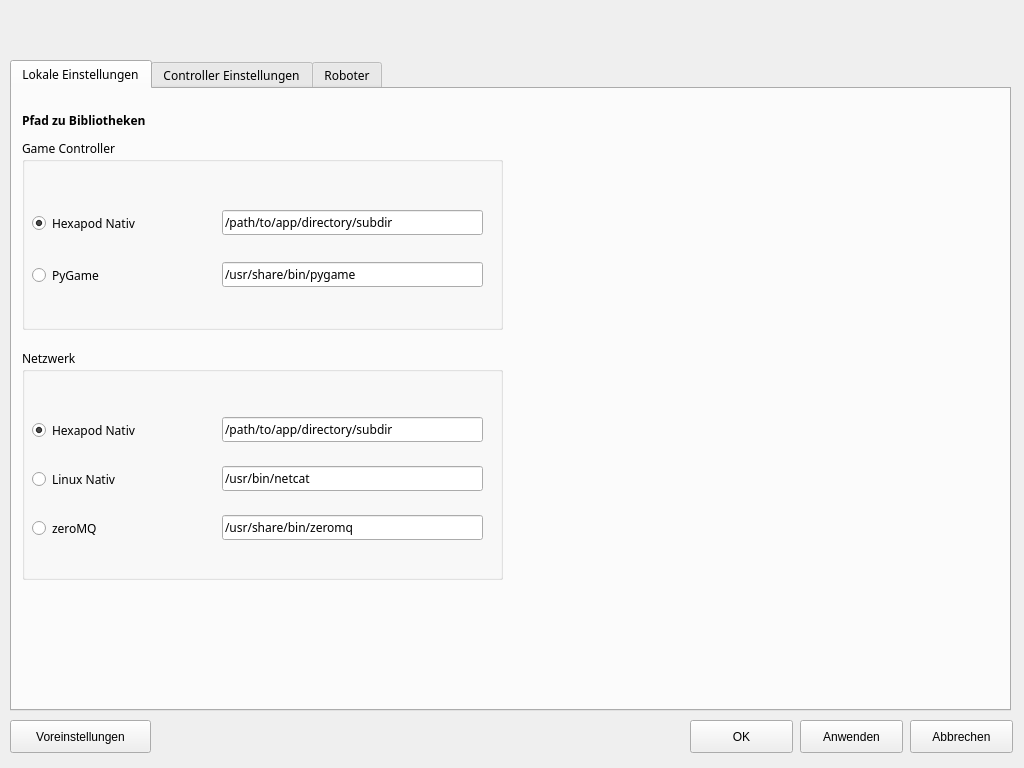
amittel/Hexapot_Pini, file Gui/Hexapod/settingsdialog.ui: the form before one commit.
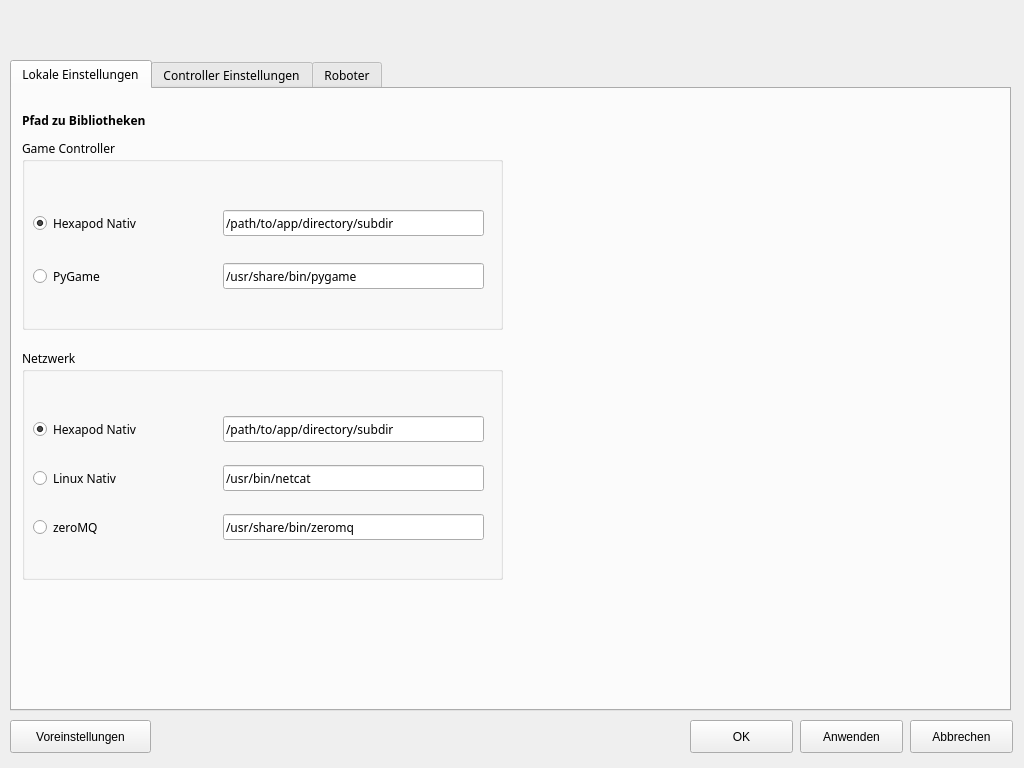
The form after the commit. Icons and pictures are not drawn.

Commit message: Fixed segfault error (signal-slot connection to non existing objects) and ui cleanup in settingsdialog.ui

```diff
--- a/Gui/Hexapod/settingsdialog.ui
+++ b/Gui/Hexapod/settingsdialog.ui
@@ -65,74 +65,86 @@
      <property name="checkable">
       <bool>false</bool>
      </property>
-     <widget class="QWidget" name="layoutWidget">
+     <widget class="QRadioButton" name="radioButton_3">
       <property name="geometry">
        <rect>
-        <x>200</x>
-        <y>50</y>
+        <x>11</x>
+        <y>165</y>
+        <width>89</width>
+        <height>26</height>
+       </rect>
+      </property>
+      <property name="text">
+       <string>zeroMQ</string>
+      </property>
+     </widget>
+     <widget class="QRadioButton" name="radioButton_2">
+      <property name="geometry">
+       <rect>
+        <x>11</x>
+        <y>116</y>
+        <width>117</width>
+        <height>26</height>
+       </rect>
+      </property>
+      <property name="text">
+       <string>Linux Nativ</string>
+      </property>
+     </widget>
+     <widget class="QRadioButton" name="radioButton_1">
+      <property name="geometry">
+       <rect>
+        <x>11</x>
+        <y>67</y>
+        <width>143</width>
+        <height>26</height>
+       </rect>
+      </property>
+      <property name="text">
+       <string>Hexapod Nativ</string>
+      </property>
+      <property name="checked">
+       <bool>true</bool>
+      </property>
+     </widget>
+     <widget class="QLineEdit" name="lineEdit_3">
+      <property name="geometry">
+       <rect>
+        <x>201</x>
+        <y>165</y>
         <width>261</width>
-        <height>161</height>
+        <height>26</height>
        </rect>
       </property>
-      <layout class="QVBoxLayout" name="lineEditGroup">
-       <item>
-        <widget class="QLineEdit" name="lineEdit_4">
-         <property name="text">
-          <string>/path/to/app/directory/subdir</string>
-         </property>
-        </widget>
-       </item>
-       <item>
-        <widget class="QLineEdit" name="lineEdit_2">
-         <property name="text">
-          <string>/usr/bin/netcat</string>
-         </property>
-        </widget>
-       </item>
-       <item>
-        <widget class="QLineEdit" name="lineEdit_3">
-         <property name="text">
-          <string>/usr/share/bin/zeromq</string>
-         </property>
-        </widget>
-       </item>
-      </layout>
+      <property name="text">
+       <string>/usr/share/bin/zeromq</string>
+      </property>
      </widget>
-     <widget class="QWidget" name="layoutWidget">
+     <widget class="QLineEdit" name="lineEdit_2">
       <property name="geometry">
        <rect>
-        <x>10</x>
-        <y>50</y>
-        <width>171</width>
-        <height>161</height>
+        <x>201</x>
+        <y>116</y>
+        <width>261</width>
+        <height>26</height>
        </rect>
       </property>
-      <layout class="QVBoxLayout" name="netRadioButtons">
-       <item>
-        <widget class="QRadioButton" name="radioButton_1">
-         <property name="text">
-          <string>Hexapod Nativ</string>
-         </property>
-         <property name="checked">
-          <bool>true</bool>
-         </property>
-        </widget>
-       </item>
-       <item>
-        <widget class="QRadioButton" name="radioButton_2">
-         <property name="text">
-          <string>Linux Nativ</string>
-         </property>
-        </widget>
-       </item>
-       <item>
-        <widget class="QRadioButton" name="radioButton_3">
-         <property name="text">
-          <string>zeroMQ</string>
-         </property>
-        </widget>
-       </item>
-      </layout>
+      <property name="text">
+       <string>/usr/bin/netcat</string>
+      </property>
+     </widget>
+     <widget class="QLineEdit" name="lineEdit_4">
+      <property name="geometry">
+       <rect>
+        <x>201</x>
+        <y>67</y>
+        <width>261</width>
+        <height>26</height>
+       </rect>
+      </property>
+      <property name="text">
+       <string>/path/to/app/directory/subdir</string>
+      </property>
      </widget>
     </widget>
     <widget class="QGroupBox" name="gamepadGroupBox">
@@ -150,60 +162,60 @@
      <property name="checkable">
       <bool>false</bool>
      </property>
-     <widget class="QWidget" name="layoutWidget">
+     <widget class="QRadioButton" name="radioButton">
       <property name="geometry">
        <rect>
-        <x>200</x>
-        <y>50</y>
+        <x>11</x>
+        <y>71</y>
+        <width>143</width>
+        <height>26</height>
+       </rect>
+      </property>
+      <property name="text">
+       <string>Hexapod Nativ</string>
+      </property>
+      <property name="checked">
+       <bool>true</bool>
+      </property>
+     </widget>
+     <widget class="QRadioButton" name="radioButton_4">
+      <property name="geometry">
+       <rect>
+        <x>11</x>
+        <y>124</y>
+        <width>94</width>
+        <height>26</height>
+       </rect>
+      </property>
+      <property name="text">
+       <string>PyGame</string>
+      </property>
+     </widget>
+     <widget class="QLineEdit" name="lineEdit_1">
+      <property name="geometry">
+       <rect>
+        <x>201</x>
+        <y>71</y>
         <width>261</width>
-        <height>121</height>
+        <height>26</height>
        </rect>
       </property>
-      <layout class="QVBoxLayout" name="verticalLayout">
-       <item>
-        <widget class="QLineEdit" name="lineEdit_1">
-         <property name="text">
-          <string>/path/to/app/directory/subdir</string>
-         </property>
-        </widget>
-       </item>
-       <item>
-        <widget class="QLineEdit" name="lineEdit_9">
-         <property name="text">
-          <string>/usr/share/bin/pygame</string>
-         </property>
-        </widget>
-       </item>
-      </layout>
+      <property name="text">
+       <string>/path/to/app/directory/subdir</string>
+      </property>
      </widget>
-     <widget class="QWidget" name="layoutWidget">
+     <widget class="QLineEdit" name="lineEdit_9">
       <property name="geometry">
        <rect>
-        <x>10</x>
-        <y>50</y>
-        <width>181</width>
-        <height>121</height>
+        <x>201</x>
+        <y>124</y>
+        <width>261</width>
+        <height>26</height>
        </rect>
       </property>
-      <layout class="QVBoxLayout" name="verticalLayout_3">
-       <item>
-        <widget class="QRadioButton" name="radioButton">
-         <property name="text">
-          <string>Hexapod Nativ</string>
-         </property>
-         <property name="checked">
-          <bool>true</bool>
-         </property>
-        </widget>
-       </item>
-       <item>
-        <widget class="QRadioButton" name="radioButton_4">
-         <property name="text">
-          <string>PyGame</string>
-         </property>
-        </widget>
-       </item>
-      </layout>
+      <property name="text">
+       <string>/usr/share/bin/pygame</string>
+      </property>
      </widget>
     </widget>
    </widget>
```
The commit also changes 7 other files.
